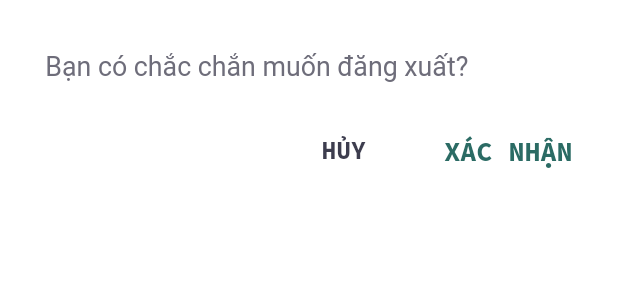
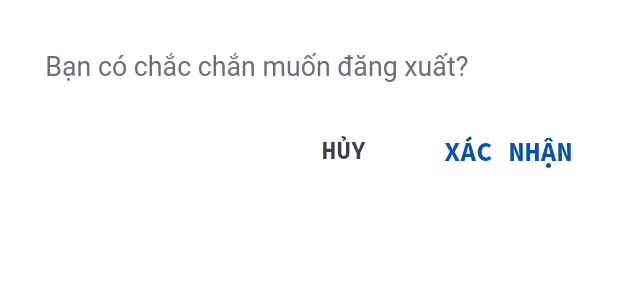
Before and after one commit to princ3od/Hedlines, a Flutter app: the DialogConfirmCancel widget shown alone on an empty page, opened directly, on a phone screen of 412 x 824 dp. Shown: the top 300 px of the screen. Run offline on Flutter 3.47's test engine with Material 2 defaults, Android fonts, the light colour scheme and no system bars; our stand-ins replace firebase_auth, firebase_core, flutter_html, flutter_svg, get, google_sign_in and 3 more; accounts and stored records are empty; network calls fail; statements that could not run were skipped.

Commit message:
fix(ui): color dialog

```diff
--- a/lib/src/controller/topic/topic_controller.dart
+++ b/lib/src/controller/topic/topic_controller.dart
@@ -7,7 +7,7 @@ class TopicController extends GetxController {
   void handelNagivateToHome(Set<String> topics) {
     _handelUserTopic(topics);
     _handelSetUpContext();
-    AppNavigator.push(Routes.HOME);
+    AppNavigator.pushNamedAndRemoveUntil(Routes.HOME);
   }
 
   void _handelUserTopic(Set<String> topics) {}
--- a/lib/src/ui/common/dialogs/dialog_confirm_cancel.dart
+++ b/lib/src/ui/common/dialogs/dialog_confirm_cancel.dart
@@ -1,4 +1,5 @@
 import 'package:flutter/material.dart';
+import 'package:hedlines/src/configs/theme/app_colors.dart';
 import 'package:hedlines/src/helper/sizer_custom/sizer.dart';
 import 'package:hedlines/src/routes/app_pages.dart';
 import 'package:hedlines/src/ui/common/buttons/touchable_opacity.dart';
@@ -124,7 +125,7 @@ class DialogConfirmCancel extends StatelessWidget {
                   child: Text(
                     confirmText ?? "Confirm".toUpperCase(),
                     style: TextStyle(
-                      color: colorGreen2,
+                      color: backgroundPrimaryColor,
                       fontSize: 13.sp,
                       fontWeight: FontWeight.w700,
                       shadows: hasTextShadow
```
